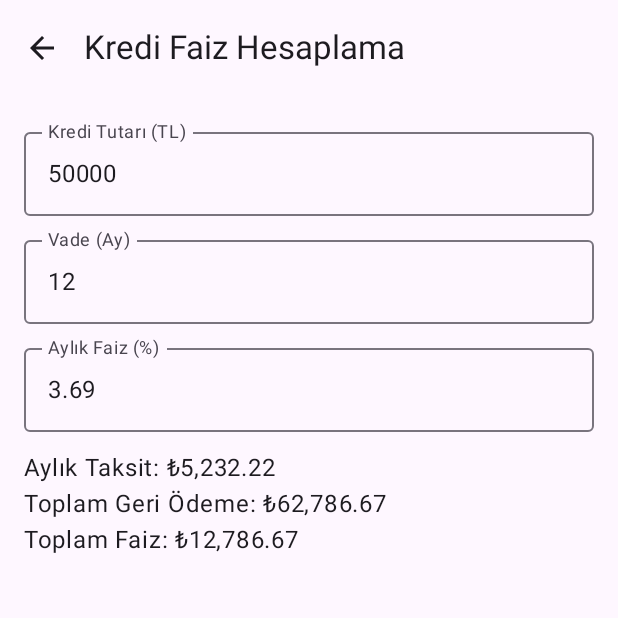
After one commit to malikr01/InterChatAPP, an Android app built with Jetpack Compose: the KrediFaizHesaplamaScreen screen opened through its navigation route, on a phone screen of 412 x 824 dp, the top half of it. The commit adds this screen. Run offline under Robolectric (Android 15) with nearby library versions, the phone set to English and light mode, and no system bars.

Commit message:
faiz hesaplama

```diff
--- a/app/src/main/java/com/example/interchat/ui/navigation/AppNav.kt
+++ b/app/src/main/java/com/example/interchat/ui/navigation/AppNav.kt
@@ -37,11 +37,16 @@ import com.example.interchat.domain.R
 import com.example.interchat.ui.screens.*
 import kotlinx.coroutines.launch
 
+private const val ROUTE_CALC_LOAN = "loan_calculator"
+
 private data class BottomItem(
     val route: String,
     val label: String,
     val icon: @Composable () -> Unit
 )
+
+// 🔹 Yeni: Faiz hesap ekranı için lokal route
+private const val ROUTE_CALC_FAIZ = "calc_faiz"
 
 @OptIn(ExperimentalMaterial3Api::class)
 @Composable
@@ -60,7 +65,7 @@ fun AppNav() {
     val prefillTc = savedPair.first
     val prefillPass = savedPair.second
 
-    // ✅ Bottom bar (Tools kaldırıldı)
+    // ✅ Bottom bar
     val bottomItems = listOf(
         BottomItem(Routes.HOME, "Ana Sayfa") { Icon(Icons.Outlined.Home, null) },
         BottomItem(Routes.ACCOUNTS, "Hesaplar") { Icon(Icons.Outlined.AccountCircle, null) },
@@ -106,9 +111,7 @@ fun AppNav() {
                         scope.launch {
                             when (val res = loginUC(tc, pass)) {
                                 is R.Ok -> {
-                                    // “Beni hatırla”
                                     if (remember) store.saveCredentials(tc, pass) else store.clear()
-
                                     nav.navigate(Routes.HOME) {
                                         popUpTo(Routes.LOGIN) { inclusive = true }
                                     }
@@ -160,7 +163,7 @@ fun AppNav() {
                             when (val r = authRepo.register(tc, pass)) {
                                 is R.Ok -> {
                                     Toast.makeText(ctx, "Kayıt tamamlandı", Toast.LENGTH_SHORT).show()
-                                    nav.popBackStack() // Login'e geri
+                                    nav.popBackStack()
                                 }
                                 is R.Err -> {
                                     Toast.makeText(ctx, r.msg, Toast.LENGTH_SHORT).show()
@@ -232,10 +235,21 @@ fun AppNav() {
                     }
                 ) { pad ->
                     Box(Modifier.padding(pad)) {
-                        FinancialCalculationsScreen()
+                        FinancialCalculationsScreen(
+                            onLoanCalcClick = { nav.navigate(ROUTE_CALC_LOAN) },
+                            onPlanClick     = { /* nav.navigate("calc_kredi_plan") */ },
+                            onInvestClick   = { /* nav.navigate("calc_yatirim") */ },
+                            onFxClick       = { /* nav.navigate("calc_doviz") */ }
+                        )
                     }
                 }
             }
+
+
+            // 🔹 Yeni: Kredi Faiz Hesaplama ekranını NavHost'a ekledik
+            composable(ROUTE_CALC_LOAN) { KrediFaizHesaplamaScreen (onBack = { nav.popBackStack() }) }
+
+
         }
     }
 }
--- /dev/null
+++ b/app/src/main/java/com/example/interchat/ui/screens/KrediFaizHesaplamaScreen.kt
@@ -0,0 +1,74 @@
+@file:OptIn(androidx.compose.material3.ExperimentalMaterial3Api::class)
+package com.example.interchat.ui.screens
+
+
+import androidx.compose.foundation.layout.*
+import androidx.compose.material.icons.Icons
+import androidx.compose.material.icons.automirrored.filled.ArrowBack
+import androidx.compose.material3.*
+import androidx.compose.runtime.*
+import androidx.compose.ui.Modifier
+import androidx.compose.ui.unit.dp
+import kotlin.math.pow
+
+@Composable
+fun KrediFaizHesaplamaScreen(onBack: () -> Unit = {}) {
+    Scaffold(
+        topBar = {
+            TopAppBar(
+                title = { Text("Kredi Faiz Hesaplama") },
+                navigationIcon = {
+                    IconButton(onClick = onBack) {
+                        Icon(Icons.AutoMirrored.Filled.ArrowBack, contentDescription = null)
+                    }
+                }
+            )
+        }
+    ) { pad ->
+        Column(Modifier.padding(pad).padding(16.dp)) {
+            var tutar by remember { mutableStateOf("50000") }
+            var vadeAy by remember { mutableStateOf("12") }
+            var aylikOran by remember { mutableStateOf("3.69") } // Aylık % oran
+
+            OutlinedTextField(
+                value = tutar,
+                onValueChange = { tutar = it },
+                label = { Text("Kredi Tutarı (TL)") },
+                modifier = Modifier.fillMaxWidth()
+            )
+            OutlinedTextField(
+                value = vadeAy,
+                onValueChange = { vadeAy = it },
+                label = { Text("Vade (Ay)") },
+                modifier = Modifier
+                    .fillMaxWidth()
+                    .padding(top = 8.dp)
+            )
+            OutlinedTextField(
+                value = aylikOran,
+                onValueChange = { aylikOran = it },
+                label = { Text("Aylık Faiz (%)") },
+                modifier = Modifier
+                    .fillMaxWidth()
+                    .padding(top = 8.dp)
+            )
+
+            val p = tutar.toDoubleOrNull()
+            val n = vadeAy.toIntOrNull()
+            val rPct = aylikOran.toDoubleOrNull()
+
+            if (p != null && n != null && rPct != null && p > 0 && n > 0 && rPct > 0) {
+                val r = rPct / 100.0
+                val f = (1 + r).pow(n)
+                val taksit = p * r * f / (f - 1)
+                val toplam = taksit * n
+                val toplamFaiz = toplam - p
+
+                Spacer(Modifier.height(12.dp))
+                Text("Aylık Taksit: ₺%,.2f".format(taksit))
+                Text("Toplam Geri Ödeme: ₺%,.2f".format(toplam))
+                Text("Toplam Faiz: ₺%,.2f".format(toplamFaiz))
+            }
+        }
+    }
+}
```
Also changed, not shown: app/src/main/java/com/example/interchat/ui/screens/FinancialCalculationsScreen.kt (+32 -10 lines).
